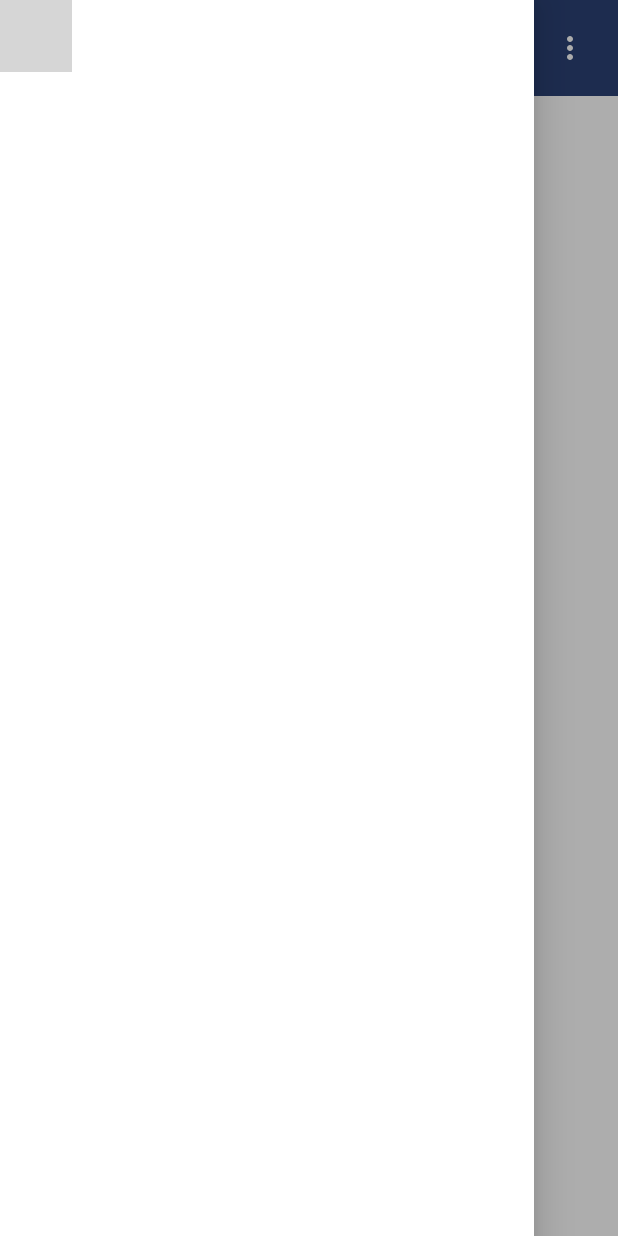
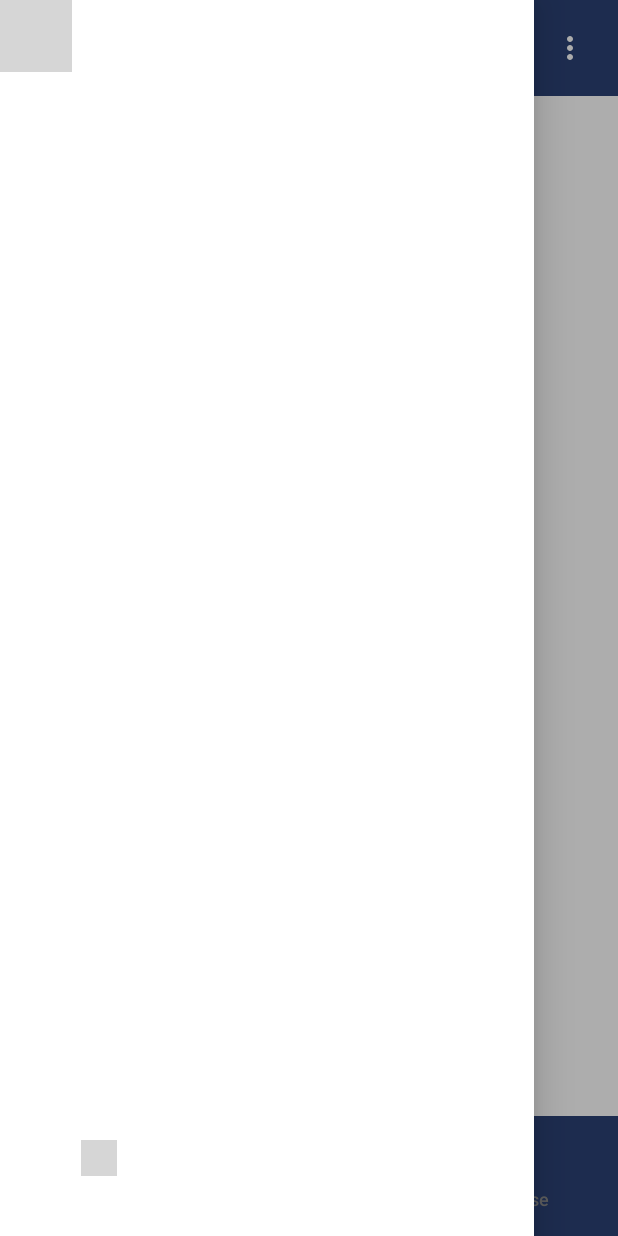
Before and after one commit to CR7sewey/OneCommitProjects-MusicApp, an Android app built with Jetpack Compose: the screen it shows after launch (MainActivity), after a tap on "Profile", on a phone screen of 412 x 824 dp. Run offline under Robolectric (Android 15) with nearby library versions, the phone set to English and light mode, and no system bars; 1 statement that could not run was skipped; grey boxes are pictures that could not be loaded.

Commit message:
BottomBar

```diff
--- a/app/src/main/java/com/mike/musicapp/MainActivity.kt
+++ b/app/src/main/java/com/mike/musicapp/MainActivity.kt
@@ -5,8 +5,10 @@ import android.util.Log
 import androidx.activity.ComponentActivity
 import androidx.activity.compose.setContent
 import androidx.activity.enableEdgeToEdge
+import androidx.compose.foundation.border
 import androidx.compose.foundation.layout.fillMaxSize
 import androidx.compose.foundation.layout.padding
+import androidx.compose.foundation.layout.size
 import androidx.compose.material.ScaffoldState
 import androidx.compose.material.icons.Icons
 import androidx.compose.material.icons.filled.AccountCircle
@@ -21,11 +23,18 @@ import androidx.compose.material3.TopAppBar
 import androidx.compose.material3.TopAppBarDefaults
 import androidx.compose.runtime.Composable
 import androidx.compose.material.Scaffold
+import androidx.compose.material3.NavigationBar
+import androidx.compose.material3.NavigationBarItem
+import androidx.compose.material3.NavigationBarItemDefaults
+import androidx.compose.runtime.mutableIntStateOf
 import androidx.compose.runtime.mutableStateOf
 import androidx.compose.runtime.remember
 import androidx.compose.runtime.rememberCoroutineScope
+import androidx.compose.runtime.saveable.rememberSaveable
 import androidx.compose.ui.Modifier
+import androidx.compose.ui.graphics.Color
 import androidx.compose.ui.res.colorResource
+import androidx.compose.ui.res.painterResource
 import androidx.compose.ui.unit.dp
 import androidx.navigation.NavHostController
 import androidx.navigation.compose.rememberNavController
@@ -33,6 +42,7 @@ import androidx.lifecycle.viewmodel.compose.viewModel
 import com.mike.musicapp.common.UI.DetailedDrawerExample2
 import com.mike.musicapp.common.UI.DialogUI
 import com.mike.musicapp.common.modules.Screen
+import com.mike.musicapp.common.modules.bottomNavIcons
 import com.mike.musicapp.common.modules.screens
 import com.mike.musicapp.home.HomeMVVM
 import com.mike.musicapp.ui.theme.MusicAppTheme
@@ -61,6 +71,12 @@ class MainActivity : ComponentActivity() {
                             scope = scope,
                             navHostController = navHostController,
                             openDialog = openDialog
+                        )
+                    },
+                    bottomBar = {
+                        BottomNavigationBar(
+                            navController = navHostController,
+                            modifier = Modifier
                         )
                     },
                     modifier = Modifier.fillMaxSize()
@@ -157,3 +173,56 @@ fun TopBar(
         )
 
 }
+
+@Composable
+fun BottomNavigationBar(navController: NavHostController, modifier: Modifier = Modifier) {
+    val selectedNavigationIndex = rememberSaveable {
+        mutableIntStateOf(0)
+    }
+
+    val HomeMVVM = viewModel<HomeMVVM>()
+
+    NavigationBar(
+        containerColor = MaterialTheme.colorScheme.primary,
+        tonalElevation = 20.dp,
+    ) {
+        bottomNavIcons.forEachIndexed { index, item ->
+            NavigationBarItem(
+                selected = item.route == HomeMVVM.screen.value.route, //selectedNavigationIndex.intValue == index,
+                onClick = {
+                    //selectedNavigationIndex.intValue = index
+                    navController.navigate(item.route)
+                },
+                icon = {
+                    if (item.icon == null) {
+                        return@NavigationBarItem
+                    }
+                    Icon(
+                        painter = painterResource(id = item.icon),
+                        modifier = modifier.size(24.dp),
+
+                        contentDescription = null,
+                        tint = if (item.route == HomeMVVM.screen.value.route)
+                            Color.White
+                        else Color.Gray
+                    )
+                    //Icon(painter = painterResource(id = item.icon), contentDescription = null)
+
+                },
+                label = {
+                    Text(
+                        item.title,
+                        color = if (item.route == HomeMVVM.screen.value.route)
+                            Color.White
+                        else Color.Gray
+                    )
+                },
+                colors = NavigationBarItemDefaults.colors(
+                    selectedIconColor = MaterialTheme.colorScheme.surface,
+                    indicatorColor = MaterialTheme.colorScheme.primary
+                )
+
+            )
+        }
+    }
+}
--- a/app/src/main/java/com/mike/musicapp/common/modules/Screen.kt
+++ b/app/src/main/java/com/mike/musicapp/common/modules/Screen.kt
@@ -13,6 +13,12 @@ sealed class Screen(val route: String, val title: String = "") {
         object HelpAndFeedback : DrawerScreens("helpAndFeedback", "Help and Feedback", R.drawable.baseline_help_center_24 )
     }
 
+    sealed class BottomNavScreens(val broute: String, val btitle: String = "", @DrawableRes val icon: Int? = null) : Screen(broute, btitle) {
+        object Home : BottomNavScreens("home", "Home", R.drawable.baseline_home_filled_24)
+        object Library : BottomNavScreens("library", "Library", R.drawable.baseline_library_music_24)
+        object Browse : BottomNavScreens("browse", "Browse", R.drawable.baseline_apps_24)
+    }
+
 }
 
 val screens = listOf(
@@ -24,6 +30,12 @@ val screens = listOf(
     Screen.DrawerScreens.HelpAndFeedback
 )
 
+val bottomNavIcons = listOf(
+    Screen.BottomNavScreens.Home,
+    Screen.BottomNavScreens.Library,
+    Screen.BottomNavScreens.Browse
+)
+
 object Icons {
     val icons = listOf(
         R.drawable.baseline_settings_24,
@@ -33,4 +45,6 @@ object Icons {
         R.drawable.baseline_manage_accounts_24,
         R.drawable.baseline_help_center_24
         )
+
+
 }
--- /dev/null
+++ b/app/src/main/res/drawable/baseline_apps_24.xml
@@ -0,0 +1,5 @@
+<vector xmlns:android="http://schemas.android.com/apk/res/android" android:height="24dp" android:tint="#000000" android:viewportHeight="24" android:viewportWidth="24" android:width="24dp">
+
+    <path android:fillColor="@android:color/white" android:pathData="M4,8h4L8,4L4,4v4zM10,20h4v-4h-4v4zM4,20h4v-4L4,16v4zM4,14h4v-4L4,10v4zM10,14h4v-4h-4v4zM16,4v4h4L20,4h-4zM10,8h4L14,4h-4v4zM16,14h4v-4h-4v4zM16,20h4v-4h-4v4z"/>
+
+</vector>
```
Also changed, not shown: app/src/main/java/com/mike/musicapp/Navigation.kt (+20 -0 lines), app/src/main/java/com/mike/musicapp/account/AccountUI.kt (+6 -2 lines).
